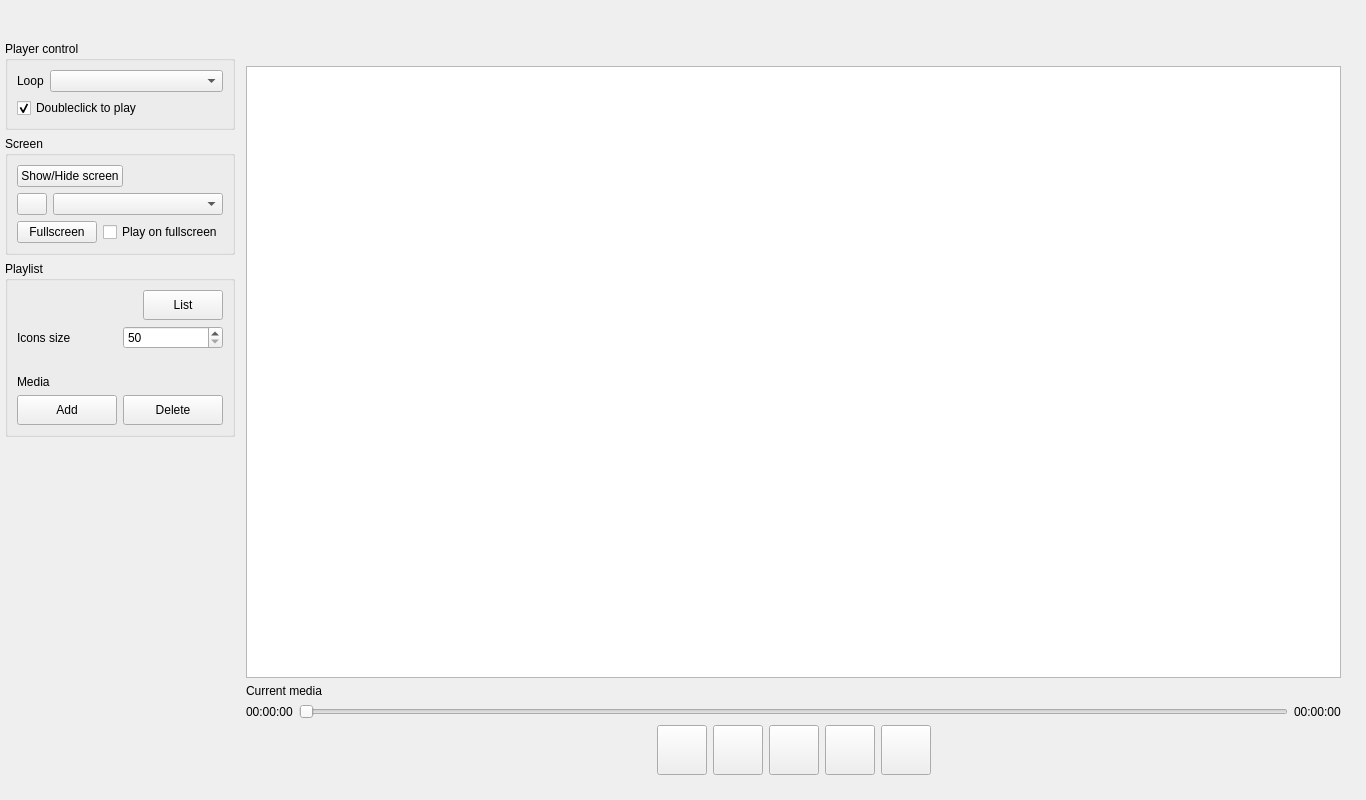
This is UI/MainWindow.ui in ramaxa9/emedia as Qt 5 draws it before an edit. The edited form follows.
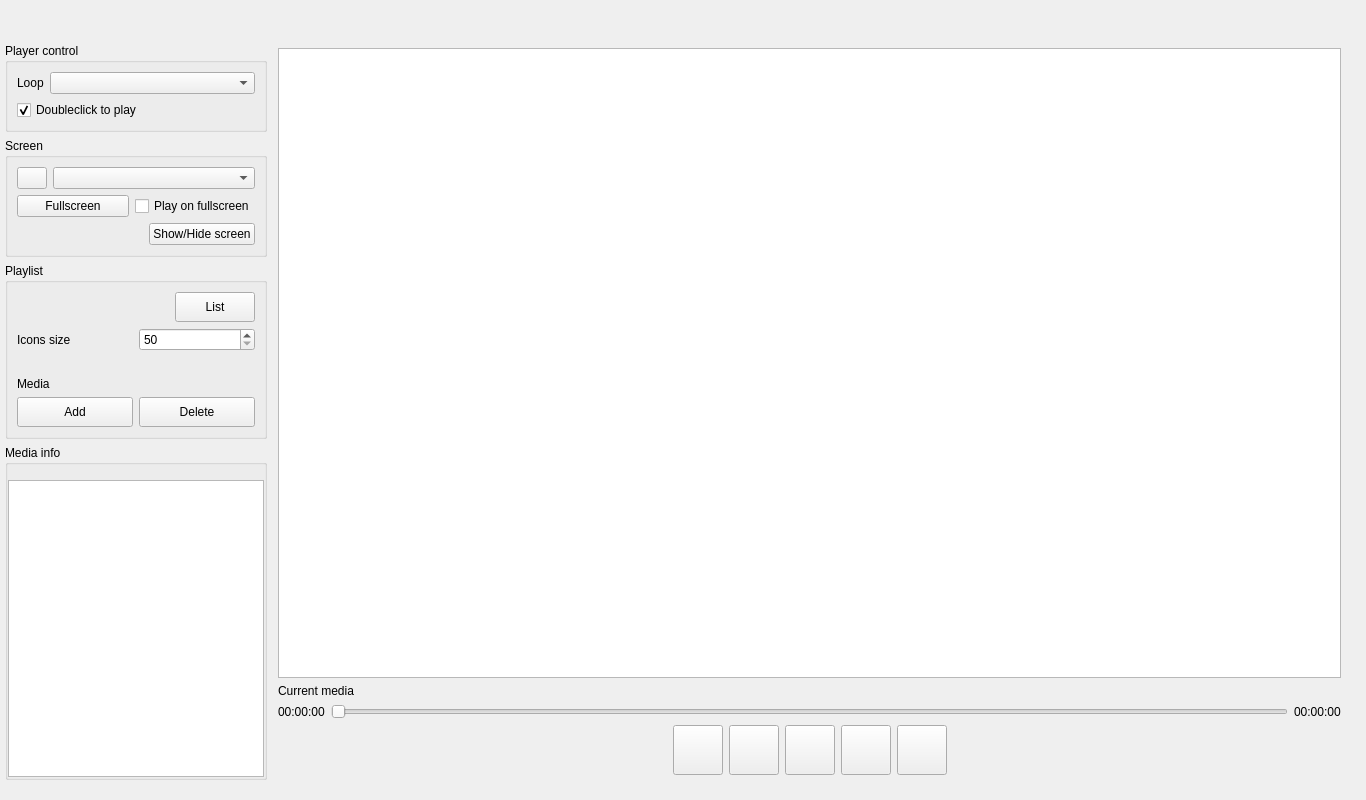
This is the edited form. Icons and pictures are not drawn. Custom widgets are drawn as their Qt base class.

Commit message: added media info

The edit to the form file:
```diff
--- a/UI/MainWindow.ui
+++ b/UI/MainWindow.ui
@@ -41,13 +41,13 @@
      <property name="minimumSize">
       <size>
        <width>0</width>
-       <height>30</height>
+       <height>32</height>
       </size>
      </property>
      <property name="maximumSize">
       <size>
        <width>16777215</width>
-       <height>30</height>
+       <height>32</height>
       </size>
      </property>
     </widget>
@@ -114,30 +114,6 @@
           <string>Screen</string>
          </property>
          <layout class="QVBoxLayout" name="verticalLayout_2">
-          <item>
-           <layout class="QHBoxLayout" name="horizontalLayout_4">
-            <item>
-             <widget class="QPushButton" name="btn_show_hide_screen">
-              <property name="text">
-               <string>Show/Hide screen</string>
-              </property>
-             </widget>
-            </item>
-            <item>
-             <spacer name="horizontalSpacer">
-              <property name="orientation">
-               <enum>Qt::Horizontal</enum>
-              </property>
-              <property name="sizeHint" stdset="0">
-               <size>
-                <width>40</width>
-                <height>20</height>
-               </size>
-              </property>
-             </spacer>
-            </item>
-           </layout>
-          </item>
           <item>
            <layout class="QHBoxLayout" name="horizontalLayout_3">
             <item>
@@ -202,6 +178,30 @@
             </item>
            </layout>
           </item>
+          <item>
+           <layout class="QHBoxLayout" name="horizontalLayout_4">
+            <item>
+             <spacer name="horizontalSpacer">
+              <property name="orientation">
+               <enum>Qt::Horizontal</enum>
+              </property>
+              <property name="sizeHint" stdset="0">
+               <size>
+                <width>40</width>
+                <height>20</height>
+               </size>
+              </property>
+             </spacer>
+            </item>
+            <item>
+             <widget class="QPushButton" name="btn_show_hide_screen">
+              <property name="text">
+               <string>Show/Hide screen</string>
+              </property>
+             </widget>
+            </item>
+           </layout>
+          </item>
          </layout>
         </widget>
        </item>
@@ -323,17 +323,52 @@
         </widget>
        </item>
        <item>
-        <spacer name="verticalSpacer">
-         <property name="orientation">
-          <enum>Qt::Vertical</enum>
+        <widget class="QGroupBox" name="groupBox_4">
+         <property name="title">
+          <string>Media info</string>
          </property>
-         <property name="sizeHint" stdset="0">
-          <size>
-           <width>20</width>
-           <height>40</height>
-          </size>
-         </property>
-        </spacer>
+         <layout class="QVBoxLayout" name="verticalLayout_7">
+          <property name="leftMargin">
+           <number>0</number>
+          </property>
+          <property name="topMargin">
+           <number>15</number>
+          </property>
+          <property name="rightMargin">
+           <number>0</number>
+          </property>
+          <property name="bottomMargin">
+           <number>0</number>
+          </property>
+          <item>
+           <widget class="QTreeWidget" name="media_info">
+            <property name="editTriggers">
+             <set>QAbstractItemView::NoEditTriggers</set>
+            </property>
+            <property name="verticalScrollMode">
+             <enum>QAbstractItemView::ScrollPerPixel</enum>
+            </property>
+            <property name="rootIsDecorated">
+             <bool>false</bool>
+            </property>
+            <property name="itemsExpandable">
+             <bool>false</bool>
+            </property>
+            <property name="expandsOnDoubleClick">
+             <bool>false</bool>
+            </property>
+            <attribute name="headerVisible">
+             <bool>false</bool>
+            </attribute>
+            <column>
+             <property name="text">
+              <string notr="true">1</string>
+             </property>
+            </column>
+           </widget>
+          </item>
+         </layout>
+        </widget>
        </item>
       </layout>
      </item>
@@ -351,56 +386,6 @@
        <property name="bottomMargin">
         <number>5</number>
        </property>
-       <item>
-        <widget class="QLabel" name="lbl_media_info">
-         <property name="minimumSize">
-          <size>
-           <width>100</width>
-           <height>0</height>
-          </size>
-         </property>
-         <property name="palette">
-          <palette>
-           <active>
-            <colorrole role="Link">
-             <brush brushstyle="SolidPattern">
-              <color alpha="255">
-               <red>174</red>
-               <green>207</green>
-               <blue>247</blue>
-              </color>
-             </brush>
-            </colorrole>
-           </active>
-           <inactive>
-            <colorrole role="Link">
-             <brush brushstyle="SolidPattern">
-              <color alpha="255">
-               <red>174</red>
-               <green>207</green>
-               <blue>247</blue>
-              </color>
-             </brush>
-            </colorrole>
-           </inactive>
-           <disabled>
-            <colorrole role="Link">
-             <brush brushstyle="SolidPattern">
-              <color alpha="255">
-               <red>174</red>
-               <green>207</green>
-               <blue>247</blue>
-              </color>
-             </brush>
-            </colorrole>
-           </disabled>
-          </palette>
-         </property>
-         <property name="wordWrap">
-          <bool>true</bool>
-         </property>
-        </widget>
-       </item>
        <item>
         <widget class="Playlist" name="playlist">
          <property name="showDropIndicator" stdset="0">
```
The commit also changes 7 other files.
